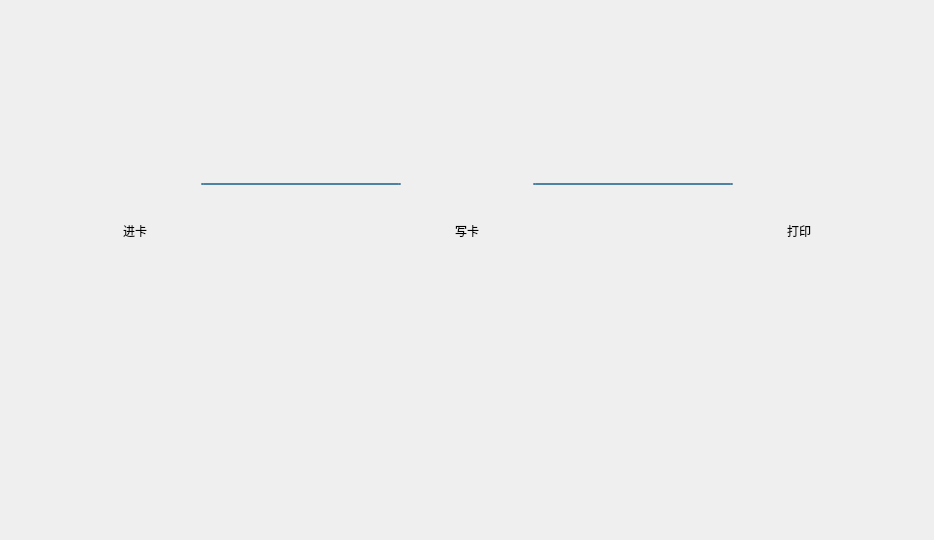
leithergit/SSCard_System, file SSCard_System/uc_makecard.ui: the form before one commit.
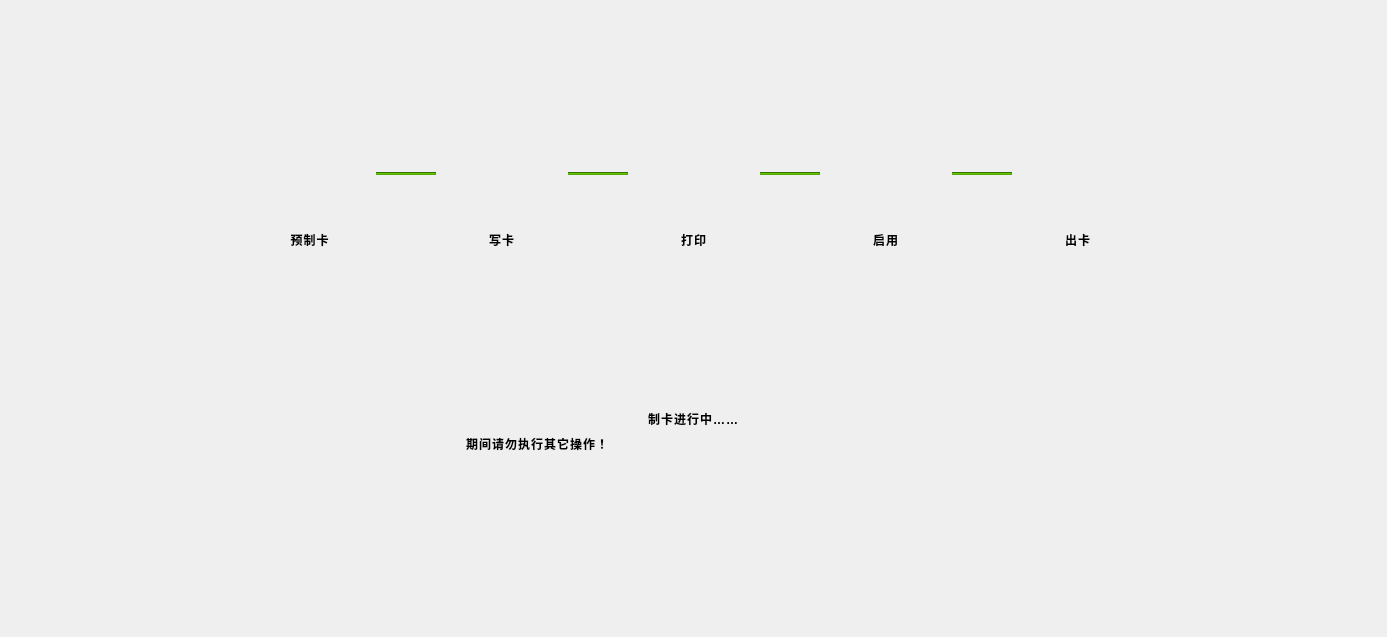
The form after the commit. Icons and pictures are not drawn.

Commit message: 1.增加后台手动制卡页面，可以处理上电失败和批次锁问题 2.进入补换卡前会先判断进卡号是否有卡，并作上电测试 3.进卡过程如遇到制止失败时，不再打印卡片 4.修正使用已有制卡数据时，制卡界面逗留时长只有30秒的问题，其原因是在判断为待制卡后，使用直接跳转信息，而不且使用masktimeout来跳，从而导到之前人脸识别的信号通过masktimeout先发而后至，覆盖了制卡页面的超时！ 5.版本号升级为1.0.0.7

Patch:
```diff
--- a/SSCard_System/uc_makecard.ui
+++ b/SSCard_System/uc_makecard.ui
@@ -6,8 +6,8 @@
    <rect>
     <x>0</x>
     <y>0</y>
-    <width>934</width>
-    <height>540</height>
+    <width>1387</width>
+    <height>637</height>
    </rect>
   </property>
   <property name="minimumSize">
@@ -19,7 +19,15 @@
   <property name="windowTitle">
    <string>Form</string>
   </property>
-  <layout class="QVBoxLayout" name="verticalLayout" stretch="1,1,2">
+  <property name="styleSheet">
+   <string notr="true">font: 32pt &quot;思源黑体 CN Regular&quot;;
+font-weight: bold;
+line-height: 49px;
+letter-spacing: 1px;
+color: 0
+</string>
+  </property>
+  <layout class="QVBoxLayout" name="verticalLayout_2">
    <item>
     <spacer name="verticalSpacer">
      <property name="orientation">
@@ -34,7 +42,7 @@
     </spacer>
    </item>
    <item>
-    <layout class="QHBoxLayout" name="horizontalLayout_7">
+    <layout class="QHBoxLayout" name="horizontalLayout_15">
      <item>
       <spacer name="horizontalSpacer_15">
        <property name="orientation">
@@ -50,105 +58,36 @@
      </item>
      <item>
       <layout class="QGridLayout" name="gridLayout">
-       <item row="0" column="0">
-        <layout class="QHBoxLayout" name="horizontalLayout">
+       <item row="1" column="0">
+        <layout class="QHBoxLayout" name="horizontalLayout_8">
          <item>
-          <widget class="QLabel" name="label_Depanse">
+          <widget class="QLabel" name="label_FaceCapture_4">
            <property name="minimumSize">
             <size>
-             <width>60</width>
+             <width>120</width>
              <height>60</height>
             </size>
            </property>
            <property name="maximumSize">
             <size>
-             <width>60</width>
+             <width>120</width>
              <height>60</height>
             </size>
            </property>
            <property name="styleSheet">
-            <string notr="true">image: url(:/Image/Status_Finish.png);</string>
+            <string notr="true">font: 28pt &quot;思源黑体 CN Regular&quot;;
+color: rgb(0, 0, 0);</string>
            </property>
            <property name="text">
-            <string/>
+            <string>预制卡</string>
            </property>
-          </widget>
-         </item>
-        </layout>
-       </item>
-       <item row="0" column="1">
-        <widget class="QProgressBar" name="progressBar">
-         <property name="minimumSize">
-          <size>
-           <width>200</width>
-           <height>2</height>
-          </size>
-         </property>
-         <property name="maximumSize">
-          <size>
-           <width>16777215</width>
-           <height>2</height>
-          </size>
-         </property>
-         <property name="value">
-          <number>100</number>
-         </property>
-         <property name="textVisible">
-          <bool>false</bool>
-         </property>
-        </widget>
-       </item>
-       <item row="0" column="2">
-        <layout class="QHBoxLayout" name="horizontalLayout_2">
-         <item>
-          <widget class="QLabel" name="label_Write">
-           <property name="minimumSize">
-            <size>
-             <width>60</width>
-             <height>60</height>
-            </size>
+           <property name="alignment">
+            <set>Qt::AlignCenter</set>
            </property>
-           <property name="maximumSize">
-            <size>
-             <width>60</width>
-             <height>60</height>
-            </size>
-           </property>
-           <property name="styleSheet">
-            <string notr="true">image: url(:/Image/Status_Finish.png);</string>
-           </property>
-           <property name="text">
-            <string/>
-           </property>
           </widget>
          </item>
         </layout>
        </item>
-       <item row="0" column="3">
-        <widget class="QProgressBar" name="progressBar_2">
-         <property name="minimumSize">
-          <size>
-           <width>200</width>
-           <height>2</height>
-          </size>
-         </property>
-         <property name="maximumSize">
-          <size>
-           <width>16777215</width>
-           <height>2</height>
-          </size>
-         </property>
-         <property name="value">
-          <number>100</number>
-         </property>
-         <property name="textVisible">
-          <bool>false</bool>
-         </property>
-         <property name="invertedAppearance">
-          <bool>false</bool>
-         </property>
-        </widget>
-       </item>
        <item row="0" column="4">
         <layout class="QHBoxLayout" name="horizontalLayout_3">
          <item>
@@ -175,36 +114,6 @@
          </item>
         </layout>
        </item>
-       <item row="1" column="0">
-        <layout class="QHBoxLayout" name="horizontalLayout_4">
-         <item>
-          <widget class="QLabel" name="label_FaceCapture">
-           <property name="minimumSize">
-            <size>
-             <width>120</width>
-             <height>0</height>
-            </size>
-           </property>
-           <property name="maximumSize">
-            <size>
-             <width>120</width>
-             <height>80</height>
-            </size>
-           </property>
-           <property name="styleSheet">
-            <string notr="true">font: 32pt &quot;Microsoft YaHei UI&quot;;
-color: rgb(0, 0, 0);</string>
-           </property>
-           <property name="text">
-            <string>进卡</string>
-           </property>
-           <property name="alignment">
-            <set>Qt::AlignCenter</set>
-           </property>
-          </widget>
-         </item>
-        </layout>
-       </item>
        <item row="1" column="2">
         <layout class="QHBoxLayout" name="horizontalLayout_5">
          <item>
@@ -212,17 +121,17 @@
            <property name="minimumSize">
             <size>
              <width>120</width>
-             <height>0</height>
+             <height>60</height>
             </size>
            </property>
            <property name="maximumSize">
             <size>
              <width>120</width>
-             <height>80</height>
+             <height>60</height>
             </size>
            </property>
            <property name="styleSheet">
-            <string notr="true">font: 32pt &quot;Microsoft YaHei UI&quot;;
+            <string notr="true">font: 28pt &quot;思源黑体 CN Regular&quot;;
 color: rgb(0, 0, 0);</string>
            </property>
            <property name="text">
@@ -235,6 +144,63 @@
          </item>
         </layout>
        </item>
+       <item row="0" column="7">
+        <widget class="Line" name="line_4">
+         <property name="minimumSize">
+          <size>
+           <width>60</width>
+           <height>0</height>
+          </size>
+         </property>
+         <property name="maximumSize">
+          <size>
+           <width>100</width>
+           <height>16777215</height>
+          </size>
+         </property>
+         <property name="styleSheet">
+          <string notr="true">background-color: rgb(85, 170, 0);</string>
+         </property>
+         <property name="orientation">
+          <enum>Qt::Horizontal</enum>
+         </property>
+        </widget>
+       </item>
+       <item row="0" column="5">
+        <widget class="Line" name="line_5">
+         <property name="minimumSize">
+          <size>
+           <width>60</width>
+           <height>0</height>
+          </size>
+         </property>
+         <property name="maximumSize">
+          <size>
+           <width>100</width>
+           <height>16777215</height>
+          </size>
+         </property>
+         <property name="styleSheet">
+          <string notr="true">background-color: rgb(85, 170, 0);</string>
+         </property>
+         <property name="orientation">
+          <enum>Qt::Horizontal</enum>
+         </property>
+        </widget>
+       </item>
+       <item row="1" column="7">
+        <spacer name="horizontalSpacer_9">
+         <property name="orientation">
+          <enum>Qt::Horizontal</enum>
+         </property>
+         <property name="sizeHint" stdset="0">
+          <size>
+           <width>60</width>
+           <height>20</height>
+          </size>
+         </property>
+        </spacer>
+       </item>
        <item row="1" column="4">
         <layout class="QHBoxLayout" name="horizontalLayout_6">
          <item>
@@ -242,17 +208,17 @@
            <property name="minimumSize">
             <size>
              <width>120</width>
-             <height>0</height>
+             <height>60</height>
             </size>
            </property>
            <property name="maximumSize">
             <size>
              <width>120</width>
-             <height>80</height>
+             <height>60</height>
             </size>
            </property>
            <property name="styleSheet">
-            <string notr="true">font: 32pt &quot;Microsoft YaHei UI&quot;;
+            <string notr="true">font: 28pt &quot;思源黑体 CN Regular&quot;;
 color: rgb(0, 0, 0);</string>
            </property>
            <property name="text">
@@ -265,6 +231,253 @@
          </item>
         </layout>
        </item>
+       <item row="1" column="6">
+        <layout class="QHBoxLayout" name="horizontalLayout_14">
+         <item>
+          <widget class="QLabel" name="label_FaceCapture_6">
+           <property name="minimumSize">
+            <size>
+             <width>120</width>
+             <height>60</height>
+            </size>
+           </property>
+           <property name="maximumSize">
+            <size>
+             <width>120</width>
+             <height>60</height>
+            </size>
+           </property>
+           <property name="styleSheet">
+            <string notr="true">font: 28pt &quot;思源黑体 CN Regular&quot;;
+color: rgb(0, 0, 0);</string>
+           </property>
+           <property name="text">
+            <string>启用</string>
+           </property>
+           <property name="alignment">
+            <set>Qt::AlignCenter</set>
+           </property>
+          </widget>
+         </item>
+        </layout>
+       </item>
+       <item row="1" column="3">
+        <spacer name="horizontalSpacer_3">
+         <property name="orientation">
+          <enum>Qt::Horizontal</enum>
+         </property>
+         <property name="sizeHint" stdset="0">
+          <size>
+           <width>60</width>
+           <height>20</height>
+          </size>
+         </property>
+        </spacer>
+       </item>
+       <item row="1" column="5">
+        <spacer name="horizontalSpacer_4">
+         <property name="orientation">
+          <enum>Qt::Horizontal</enum>
+         </property>
+         <property name="sizeHint" stdset="0">
+          <size>
+           <width>60</width>
+           <height>20</height>
+          </size>
+         </property>
+        </spacer>
+       </item>
+       <item row="0" column="1">
+        <widget class="Line" name="line_2">
+         <property name="minimumSize">
+          <size>
+           <width>60</width>
+           <height>0</height>
+          </size>
+         </property>
+         <property name="maximumSize">
+          <size>
+           <width>100</width>
+           <height>16777215</height>
+          </size>
+         </property>
+         <property name="styleSheet">
+          <string notr="true">background-color: rgb(85, 170, 0);</string>
+         </property>
+         <property name="orientation">
+          <enum>Qt::Horizontal</enum>
+         </property>
+        </widget>
+       </item>
+       <item row="0" column="0">
+        <layout class="QHBoxLayout" name="horizontalLayout_7">
+         <item>
+          <widget class="QLabel" name="label_MakeCard">
+           <property name="minimumSize">
+            <size>
+             <width>60</width>
+             <height>60</height>
+            </size>
+           </property>
+           <property name="maximumSize">
+            <size>
+             <width>60</width>
+             <height>60</height>
+            </size>
+           </property>
+           <property name="styleSheet">
+            <string notr="true">image: url(:/Image/todo.png);</string>
+           </property>
+           <property name="text">
+            <string/>
+           </property>
+          </widget>
+         </item>
+        </layout>
+       </item>
+       <item row="0" column="2">
+        <layout class="QHBoxLayout" name="horizontalLayout_2">
+         <item>
+          <widget class="QLabel" name="label_Write">
+           <property name="minimumSize">
+            <size>
+             <width>60</width>
+             <height>60</height>
+            </size>
+           </property>
+           <property name="maximumSize">
+            <size>
+             <width>60</width>
+             <height>60</height>
+            </size>
+           </property>
+           <property name="styleSheet">
+            <string notr="true">image: url(:/Image/todo.png);</string>
+           </property>
+           <property name="text">
+            <string/>
+           </property>
+          </widget>
+         </item>
+        </layout>
+       </item>
+       <item row="1" column="1">
+        <spacer name="horizontalSpacer_2">
+         <property name="orientation">
+          <enum>Qt::Horizontal</enum>
+         </property>
+         <property name="sizeHint" stdset="0">
+          <size>
+           <width>60</width>
+           <height>20</height>
+          </size>
+         </property>
+        </spacer>
+       </item>
+       <item row="1" column="8">
+        <layout class="QHBoxLayout" name="horizontalLayout_10">
+         <item>
+          <widget class="QLabel" name="label_FaceCapture_5">
+           <property name="minimumSize">
+            <size>
+             <width>120</width>
+             <height>60</height>
+            </size>
+           </property>
+           <property name="maximumSize">
+            <size>
+             <width>120</width>
+             <height>60</height>
+            </size>
+           </property>
+           <property name="styleSheet">
+            <string notr="true">font: 28pt &quot;思源黑体 CN Regular&quot;;
+color: rgb(0, 0, 0);</string>
+           </property>
+           <property name="text">
+            <string>出卡</string>
+           </property>
+           <property name="alignment">
+            <set>Qt::AlignCenter</set>
+           </property>
+          </widget>
+         </item>
+        </layout>
+       </item>
+       <item row="0" column="8">
+        <layout class="QHBoxLayout" name="horizontalLayout_9">
+         <item>
+          <widget class="QLabel" name="label_Reject">
+           <property name="minimumSize">
+            <size>
+             <width>60</width>
+             <height>60</height>
+            </size>
+           </property>
+           <property name="maximumSize">
+            <size>
+             <width>60</width>
+             <height>60</height>
+            </size>
+           </property>
+           <property name="styleSheet">
+            <string notr="true">image: url(:/Image/todo.png);</string>
+           </property>
+           <property name="text">
+            <string/>
+           </property>
+          </widget>
+         </item>
+        </layout>
+       </item>
+       <item row="0" column="3">
+        <widget class="Line" name="line_3">
+         <property name="minimumSize">
+          <size>
+           <width>60</width>
+           <height>0</height>
+          </size>
+         </property>
+         <property name="maximumSize">
+          <size>
+           <width>100</width>
+           <height>16777215</height>
+          </size>
+         </property>
+         <property name="styleSheet">
+          <string notr="true">background-color: rgb(85, 170, 0);</string>
+         </property>
+         <property name="orientation">
+          <enum>Qt::Horizontal</enum>
+         </property>
+        </widget>
+       </item>
+       <item row="0" column="6">
+        <layout class="QHBoxLayout" name="horizontalLayout_11">
+         <item>
+          <widget class="QLabel" name="label_ReturnData">
+           <property name="minimumSize">
+            <size>
+             <width>60</width>
+             <height>60</height>
+            </size>
+           </property>
+           <property name="maximumSize">
+            <size>
+             <width>60</width>
+             <height>60</height>
+            </size>
+           </property>
+           <property name="styleSheet">
+            <string notr="true">image: url(:/Image/todo.png);</string>
+           </property>
+           <property name="text">
+            <string/>
+           </property>
+          </widget>
+         </item>
+        </layout>
+       </item>
       </layout>
      </item>
      <item>
@@ -282,6 +495,105 @@
      </item>
     </layout>
    </item>
+   <item>
+    <spacer name="verticalSpacer_3">
+     <property name="orientation">
+      <enum>Qt::Vertical</enum>
+     </property>
+     <property name="sizeHint" stdset="0">
+      <size>
+       <width>20</width>
+       <height>40</height>
+      </size>
+     </property>
+    </spacer>
+   </item>
+   <item>
+    <layout class="QHBoxLayout" name="horizontalLayout_13">
+     <item>
+      <spacer name="horizontalSpacer_7">
+       <property name="orientation">
+        <enum>Qt::Horizontal</enum>
+       </property>
+       <property name="sizeHint" stdset="0">
+        <size>
+         <width>40</width>
+         <height>20</height>
+        </size>
+       </property>
+      </spacer>
+     </item>
+     <item>
+      <layout class="QVBoxLayout" name="verticalLayout">
+       <item>
+        <layout class="QHBoxLayout" name="horizontalLayout_12">
+         <item>
+          <spacer name="horizontalSpacer_5">
+           <property name="orientation">
+            <enum>Qt::Horizontal</enum>
+           </property>
+           <property name="sizeHint" stdset="0">
+            <size>
+             <width>40</width>
+             <height>20</height>
+            </size>
+           </property>
+          </spacer>
+         </item>
+         <item>
+          <widget class="QLabel" name="label">
+           <property name="styleSheet">
+            <string notr="true">font: 32pt &quot;思源黑体 CN Regular&quot;;
+color: rgb(0, 0, 0);</string>
+           </property>
+           <property name="text">
+            <string>制卡进行中……</string>
+           </property>
+          </widget>
+         </item>
+         <item>
+          <spacer name="horizontalSpacer_6">
+           <property name="orientation">
+            <enum>Qt::Horizontal</enum>
+           </property>
+           <property name="sizeHint" stdset="0">
+            <size>
+             <width>40</width>
+             <height>20</height>
+            </size>
+           </property>
+          </spacer>
+         </item>
+        </layout>
+       </item>
+       <item>
+        <widget class="QLabel" name="label_2">
+         <property name="styleSheet">
+          <string notr="true">font: 32pt &quot;思源黑体 CN Regular&quot;;
+color: rgb(0, 0, 0);</string>
+         </property>
+         <property name="text">
+          <string>期间请勿执行其它操作！</string>
+         </property>
+        </widget>
+       </item>
+      </layout>
+     </item>
+     <item>
+      <spacer name="horizontalSpacer_8">
+       <property name="orientation">
+        <enum>Qt::Horizontal</enum>
+       </property>
+       <property name="sizeHint" stdset="0">
+        <size>
+         <width>40</width>
+         <height>20</height>
+        </size>
+       </property>
+      </spacer>
+     </item>
+    </layout>
+   </item>
    <item>
     <spacer name="verticalSpacer_2">
      <property name="orientation">
```
The commit also changes 216 other files.
